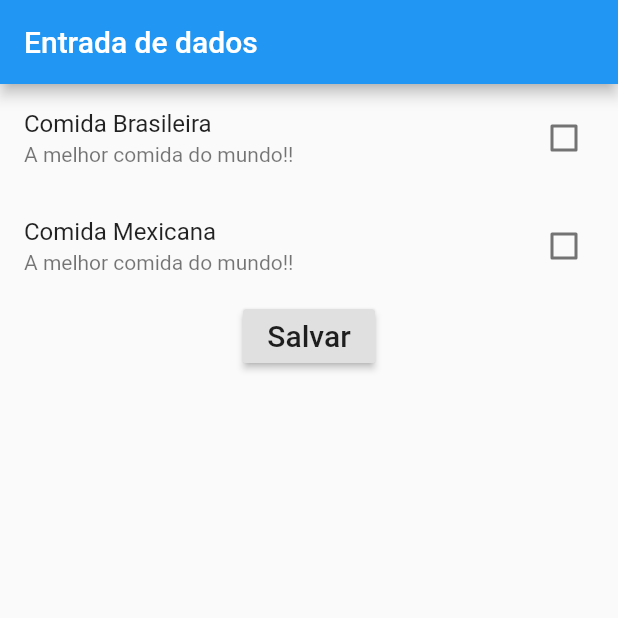
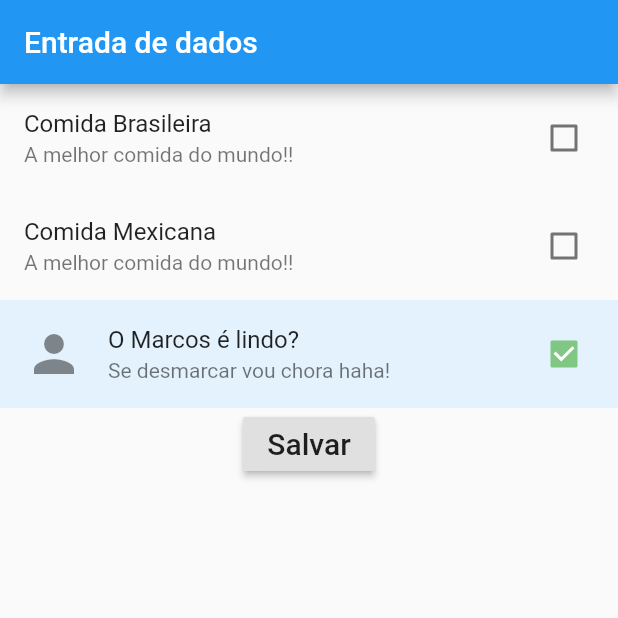
Before and after one commit to marcos-inja/apps-flutter, a Flutter app: the screen it shows after launch, on a phone screen of 412 x 824 dp, the top half of it. Run offline on Flutter 3.47's test engine with Material 2 defaults, Android fonts, the phone set to English and light mode, and no system bars.

Commit message:
feat: adiciona checkbox do Marcos

```diff
--- a/atm_consultoria/lib/EntradaCheckbox.dart
+++ b/atm_consultoria/lib/EntradaCheckbox.dart
@@ -8,6 +8,7 @@ class EntradaCheckbox extends StatefulWidget {
 class _EntradaCheckboxState extends State<EntradaCheckbox> {
   bool _comidaBrasileira = false;
   bool _comidaMexicana = false;
+  bool _marcos = true;
 
   @override
   Widget build(BuildContext context) {
@@ -46,6 +47,21 @@ class _EntradaCheckboxState extends State<EntradaCheckbox> {
                     });
                   }
                 }),
+            CheckboxListTile(
+              title: Text("O Marcos é lindo?"),
+              subtitle: Text("Se desmarcar vou chora haha!"),
+              activeColor: Colors.green[300],
+              tileColor: Colors.blue[50],
+                //selected: true,
+              secondary: Icon(Icons.person_sharp, size: 40,),
+
+              value: _marcos, onChanged: (bool? valor){
+              if(valor != null){
+                setState(() {
+                  _marcos = valor;
+                });
+              }
+            }),
             RaisedButton(
                 child: Text(
                   "Salvar",
```
